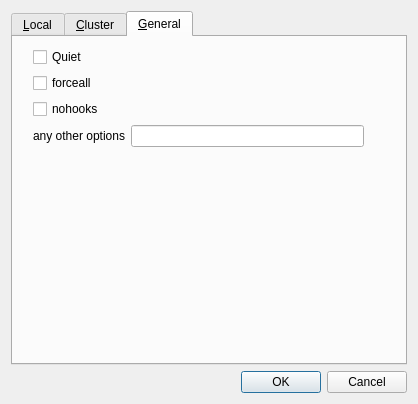
This is sequana/gui/snakemake.ui in vladsaveliev/sequana as Qt 5 draws it before an edit. The edited form follows.
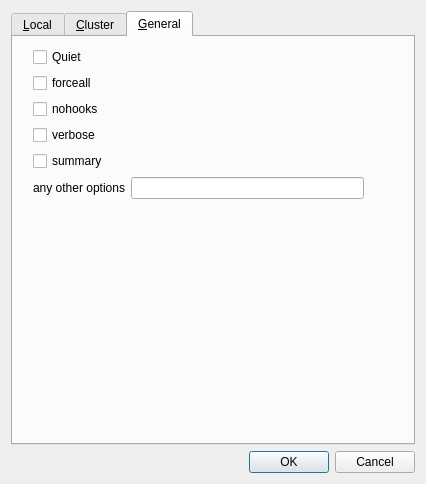
This is the edited form.

```diff
--- a/sequana/gui/snakemake.ui
+++ b/sequana/gui/snakemake.ui
@@ -6,8 +6,8 @@
    <rect>
     <x>0</x>
     <y>0</y>
-    <width>418</width>
-    <height>404</height>
+    <width>426</width>
+    <height>484</height>
    </rect>
   </property>
   <property name="sizePolicy">
@@ -207,7 +207,7 @@
            <x>20</x>
            <y>10</y>
            <width>331</width>
-           <height>161</height>
+           <height>166</height>
           </rect>
          </property>
          <layout class="QFormLayout" name="layout_general">
@@ -245,7 +245,7 @@
             </property>
            </widget>
           </item>
-          <item row="5" column="1">
+          <item row="7" column="1">
            <spacer name="verticalSpacer_3">
             <property name="orientation">
              <enum>Qt::Vertical</enum>
@@ -258,10 +258,10 @@
             </property>
            </spacer>
           </item>
-          <item row="4" column="1">
-           <widget class="QLineEdit" name="lineEdit"/>
+          <item row="6" column="1">
+           <widget class="QLineEdit" name="snakemake_options_general_custom"/>
           </item>
-          <item row="4" column="0">
+          <item row="6" column="0">
            <widget class="QLabel" name="label">
             <property name="toolTip">
              <string>&lt;html&gt;&lt;head/&gt;&lt;body&gt;&lt;p&gt;Add any other valid snakemake options here&lt;/p&gt;&lt;/body&gt;&lt;/html&gt;</string>
@@ -271,6 +271,26 @@
             </property>
            </widget>
           </item>
+          <item row="4" column="0">
+           <widget class="QCheckBox" name="snakemake_options_general_verbose_value">
+            <property name="toolTip">
+             <string>&lt;html&gt;&lt;head/&gt;&lt;body&gt;&lt;p&gt; Print debugging output.&lt;/p&gt;&lt;p&gt;&lt;br/&gt;&lt;/p&gt;&lt;/body&gt;&lt;/html&gt;</string>
+            </property>
+            <property name="text">
+             <string>verbose</string>
+            </property>
+           </widget>
+          </item>
+          <item row="5" column="0">
+           <widget class="QCheckBox" name="snakemake_options_general_summary_value">
+            <property name="toolTip">
+             <string>&lt;html&gt;&lt;head/&gt;&lt;body&gt;&lt;p&gt;Print a summary of all files created by the workflow.&lt;/p&gt;&lt;p&gt;The has the following columns: filename, modification time, rule version, status, plan. Thereby rule version contains the versionthe file was created with (see the version keyword of rules), and status denotes whether the file is missing, its input files are newer or if version or implementation of the rule changed since file creation. Finally the last column denotes whether the file will be updated or created during the next workflow execution.&lt;/p&gt;&lt;p&gt;&lt;br/&gt;&lt;/p&gt;&lt;/body&gt;&lt;/html&gt;</string>
+            </property>
+            <property name="text">
+             <string>summary</string>
+            </property>
+           </widget>
+          </item>
          </layout>
         </widget>
        </widget>
```
